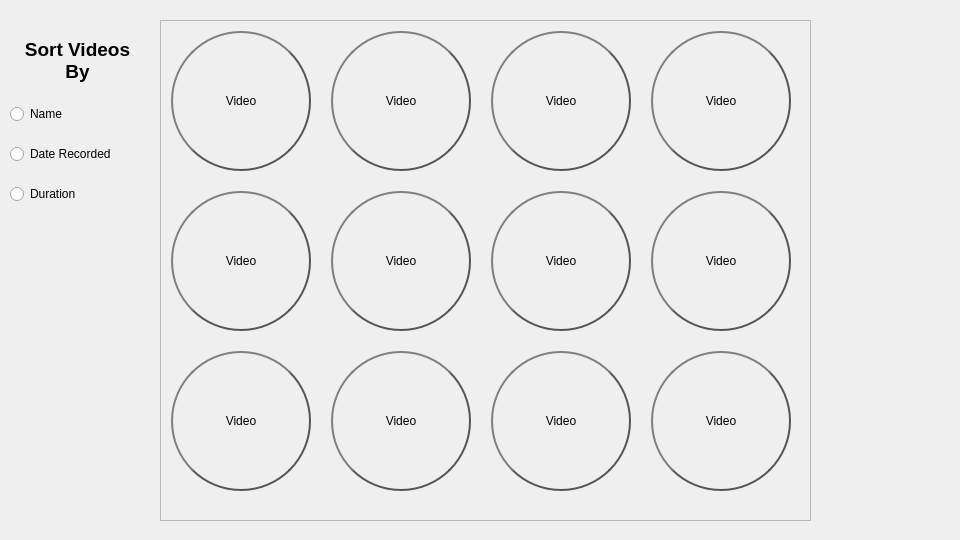
Before: the Qt Designer form InitialForm.ui in Statej/UI-CW3, drawn with Qt 5.
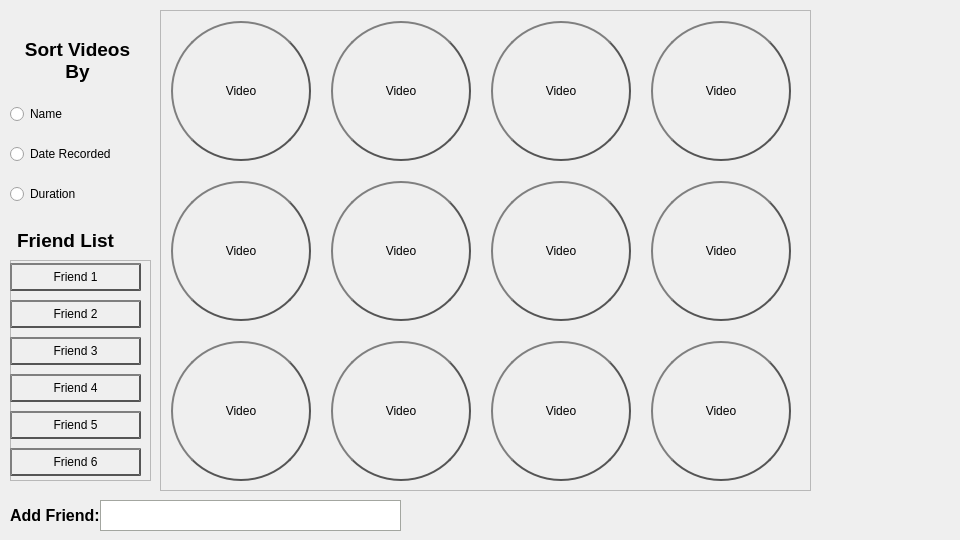
After: the same form once the commit is applied.

Commit message: added friends list to template

```diff
--- a/InitialForm.ui
+++ b/InitialForm.ui
@@ -17,9 +17,9 @@
    <property name="geometry">
     <rect>
      <x>160</x>
-     <y>20</y>
+     <y>10</y>
      <width>651</width>
-     <height>501</height>
+     <height>481</height>
     </rect>
    </property>
    <property name="widgetResizable">
@@ -31,7 +31,7 @@
       <x>0</x>
       <y>0</y>
       <width>649</width>
-      <height>499</height>
+      <height>479</height>
      </rect>
     </property>
     <widget class="QPushButton" name="pushButton_17">
@@ -574,6 +574,742 @@
     </item>
    </layout>
   </widget>
+  <widget class="QLabel" name="label_2">
+   <property name="geometry">
+    <rect>
+     <x>-10</x>
+     <y>220</y>
+     <width>151</width>
+     <height>41</height>
+    </rect>
+   </property>
+   <property name="text">
+    <string>&lt;html&gt;&lt;head/&gt;&lt;body&gt;&lt;p align=&quot;center&quot;&gt;&lt;span style=&quot; font-size:14pt; font-weight:600;&quot;&gt;Friend List&lt;/span&gt;&lt;/p&gt;&lt;/body&gt;&lt;/html&gt;</string>
+   </property>
+  </widget>
+  <widget class="QScrollArea" name="scrollArea_2">
+   <property name="geometry">
+    <rect>
+     <x>10</x>
+     <y>260</y>
+     <width>141</width>
+     <height>221</height>
+    </rect>
+   </property>
+   <property name="widgetResizable">
+    <bool>true</bool>
+   </property>
+   <widget class="QWidget" name="scrollAreaWidgetContents_2">
+    <property name="geometry">
+     <rect>
+      <x>0</x>
+      <y>0</y>
+      <width>139</width>
+      <height>219</height>
+     </rect>
+    </property>
+    <widget class="QLabel" name="label_4">
+     <property name="geometry">
+      <rect>
+       <x>10</x>
+       <y>30</y>
+       <width>63</width>
+       <height>20</height>
+      </rect>
+     </property>
+     <property name="text">
+      <string/>
+     </property>
+    </widget>
+   </widget>
+  </widget>
+  <widget class="QLabel" name="label_3">
+   <property name="geometry">
+    <rect>
+     <x>10</x>
+     <y>505</y>
+     <width>91</width>
+     <height>21</height>
+    </rect>
+   </property>
+   <property name="text">
+    <string>&lt;html&gt;&lt;head/&gt;&lt;body&gt;&lt;p&gt;&lt;span style=&quot; font-size:12pt; font-weight:600;&quot;&gt;Add Friend:&lt;/span&gt;&lt;/p&gt;&lt;/body&gt;&lt;/html&gt;</string>
+   </property>
+  </widget>
+  <widget class="QPlainTextEdit" name="plainTextEdit">
+   <property name="geometry">
+    <rect>
+     <x>100</x>
+     <y>500</y>
+     <width>301</width>
+     <height>31</height>
+    </rect>
+   </property>
+   <property name="palette">
+    <palette>
+     <active>
+      <colorrole role="WindowText">
+       <brush brushstyle="SolidPattern">
+        <color alpha="255">
+         <red>0</red>
+         <green>0</green>
+         <blue>0</blue>
+        </color>
+       </brush>
+      </colorrole>
+      <colorrole role="Button">
+       <brush brushstyle="SolidPattern">
+        <color alpha="255">
+         <red>211</red>
+         <green>215</green>
+         <blue>207</blue>
+        </color>
+       </brush>
+      </colorrole>
+      <colorrole role="Light">
+       <brush brushstyle="SolidPattern">
+        <color alpha="255">
+         <red>255</red>
+         <green>255</green>
+         <blue>255</blue>
+        </color>
+       </brush>
+      </colorrole>
+      <colorrole role="Midlight">
+       <brush brushstyle="SolidPattern">
+        <color alpha="255">
+         <red>233</red>
+         <green>235</green>
+         <blue>231</blue>
+        </color>
+       </brush>
+      </colorrole>
+      <colorrole role="Dark">
+       <brush brushstyle="SolidPattern">
+        <color alpha="255">
+         <red>105</red>
+         <green>107</green>
+         <blue>103</blue>
+        </color>
+       </brush>
+      </colorrole>
+      <colorrole role="Mid">
+       <brush brushstyle="SolidPattern">
+        <color alpha="255">
+         <red>141</red>
+         <green>143</green>
+         <blue>138</blue>
+        </color>
+       </brush>
+      </colorrole>
+      <colorrole role="Text">
+       <brush brushstyle="SolidPattern">
+        <color alpha="255">
+         <red>0</red>
+         <green>0</green>
+         <blue>0</blue>
+        </color>
+       </brush>
+      </colorrole>
+      <colorrole role="BrightText">
+       <brush brushstyle="SolidPattern">
+        <color alpha="255">
+         <red>255</red>
+         <green>255</green>
+         <blue>255</blue>
+        </color>
+       </brush>
+      </colorrole>
+      <colorrole role="ButtonText">
+       <brush brushstyle="SolidPattern">
+        <color alpha="255">
+         <red>0</red>
+         <green>0</green>
+         <blue>0</blue>
+        </color>
+       </brush>
+      </colorrole>
+      <colorrole role="Base">
+       <brush brushstyle="SolidPattern">
+        <color alpha="255">
+         <red>255</red>
+         <green>255</green>
+         <blue>255</blue>
+        </color>
+       </brush>
+      </colorrole>
+      <colorrole role="Window">
+       <brush brushstyle="SolidPattern">
+        <color alpha="255">
+         <red>211</red>
+         <green>215</green>
+         <blue>207</blue>
+        </color>
+       </brush>
+      </colorrole>
+      <colorrole role="Shadow">
+       <brush brushstyle="SolidPattern">
+        <color alpha="255">
+         <red>0</red>
+         <green>0</green>
+         <blue>0</blue>
+        </color>
+       </brush>
+      </colorrole>
+      <colorrole role="AlternateBase">
+       <brush brushstyle="SolidPattern">
+        <color alpha="255">
+         <red>233</red>
+         <green>235</green>
+         <blue>231</blue>
+        </color>
+       </brush>
+      </colorrole>
+      <colorrole role="ToolTipBase">
+       <brush brushstyle="SolidPattern">
+        <color alpha="255">
+         <red>255</red>
+         <green>255</green>
+         <blue>220</blue>
+        </color>
+       </brush>
+      </colorrole>
+      <colorrole role="ToolTipText">
+       <brush brushstyle="SolidPattern">
+        <color alpha="255">
+         <red>0</red>
+         <green>0</green>
+         <blue>0</blue>
+        </color>
+       </brush>
+      </colorrole>
+      <colorrole role="PlaceholderText">
+       <brush brushstyle="SolidPattern">
+        <color alpha="128">
+         <red>0</red>
+         <green>0</green>
+         <blue>0</blue>
+        </color>
+       </brush>
+      </colorrole>
+     </active>
+     <inactive>
+      <colorrole role="WindowText">
+       <brush brushstyle="SolidPattern">
+        <color alpha="255">
+         <red>0</red>
+         <green>0</green>
+         <blue>0</blue>
+        </color>
+       </brush>
+      </colorrole>
+      <colorrole role="Button">
+       <brush brushstyle="SolidPattern">
+        <color alpha="255">
+         <red>211</red>
+         <green>215</green>
+         <blue>207</blue>
+        </color>
+       </brush>
+      </colorrole>
+      <colorrole role="Light">
+       <brush brushstyle="SolidPattern">
+        <color alpha="255">
+         <red>255</red>
+         <green>255</green>
+         <blue>255</blue>
+        </color>
+       </brush>
+      </colorrole>
+      <colorrole role="Midlight">
+       <brush brushstyle="SolidPattern">
+        <color alpha="255">
+         <red>233</red>
+         <green>235</green>
+         <blue>231</blue>
+        </color>
+       </brush>
+      </colorrole>
+      <colorrole role="Dark">
+       <brush brushstyle="SolidPattern">
+        <color alpha="255">
+         <red>105</red>
+         <green>107</green>
+         <blue>103</blue>
+        </color>
+       </brush>
+      </colorrole>
+      <colorrole role="Mid">
+       <brush brushstyle="SolidPattern">
+        <color alpha="255">
+         <red>141</red>
+         <green>143</green>
+         <blue>138</blue>
+        </color>
+       </brush>
+      </colorrole>
+      <colorrole role="Text">
+       <brush brushstyle="SolidPattern">
+        <color alpha="255">
+         <red>0</red>
+         <green>0</green>
+         <blue>0</blue>
+        </color>
+       </brush>
+      </colorrole>
+      <colorrole role="BrightText">
+       <brush brushstyle="SolidPattern">
+        <color alpha="255">
+         <red>255</red>
+         <green>255</green>
+         <blue>255</blue>
+        </color>
+       </brush>
+      </colorrole>
+      <colorrole role="ButtonText">
+       <brush brushstyle="SolidPattern">
+        <color alpha="255">
+         <red>0</red>
+         <green>0</green>
+         <blue>0</blue>
+        </color>
+       </brush>
+      </colorrole>
+      <colorrole role="Base">
+       <brush brushstyle="SolidPattern">
+        <color alpha="255">
+         <red>255</red>
+         <green>255</green>
+         <blue>255</blue>
+        </color>
+       </brush>
+      </colorrole>
+      <colorrole role="Window">
+       <brush brushstyle="SolidPattern">
+        <color alpha="255">
+         <red>211</red>
+         <green>215</green>
+         <blue>207</blue>
+        </color>
+       </brush>
+      </colorrole>
+      <colorrole role="Shadow">
+       <brush brushstyle="SolidPattern">
+        <color alpha="255">
+         <red>0</red>
+         <green>0</green>
+         <blue>0</blue>
+        </color>
+       </brush>
+      </colorrole>
+      <colorrole role="AlternateBase">
+       <brush brushstyle="SolidPattern">
+        <color alpha="255">
+         <red>233</red>
+         <green>235</green>
+         <blue>231</blue>
+        </color>
+       </brush>
+      </colorrole>
+      <colorrole role="ToolTipBase">
+       <brush brushstyle="SolidPattern">
+        <color alpha="255">
+         <red>255</red>
+         <green>255</green>
+         <blue>220</blue>
+        </color>
+       </brush>
+      </colorrole>
+      <colorrole role="ToolTipText">
+       <brush brushstyle="SolidPattern">
+        <color alpha="255">
+         <red>0</red>
+         <green>0</green>
+         <blue>0</blue>
+        </color>
+       </brush>
+      </colorrole>
+      <colorrole role="PlaceholderText">
+       <brush brushstyle="SolidPattern">
+        <color alpha="128">
+         <red>0</red>
+         <green>0</green>
+         <blue>0</blue>
+        </color>
+       </brush>
+      </colorrole>
+     </inactive>
+     <disabled>
+      <colorrole role="WindowText">
+       <brush brushstyle="SolidPattern">
+        <color alpha="255">
+         <red>105</red>
+         <green>107</green>
+         <blue>103</blue>
+        </color>
+       </brush>
+      </colorrole>
+      <colorrole role="Button">
+       <brush brushstyle="SolidPattern">
+        <color alpha="255">
+         <red>211</red>
+         <green>215</green>
+         <blue>207</blue>
+        </color>
+       </brush>
+      </colorrole>
+      <colorrole role="Light">
+       <brush brushstyle="SolidPattern">
+        <color alpha="255">
+         <red>255</red>
+         <green>255</green>
+         <blue>255</blue>
+        </color>
+       </brush>
+      </colorrole>
+      <colorrole role="Midlight">
+       <brush brushstyle="SolidPattern">
+        <color alpha="255">
+         <red>233</red>
+         <green>235</green>
+         <blue>231</blue>
+        </color>
+       </brush>
+      </colorrole>
+      <colorrole role="Dark">
+       <brush brushstyle="SolidPattern">
+        <color alpha="255">
+         <red>105</red>
+         <green>107</green>
+         <blue>103</blue>
+        </color>
+       </brush>
+      </colorrole>
+      <colorrole role="Mid">
+       <brush brushstyle="SolidPattern">
+        <color alpha="255">
+         <red>141</red>
+         <green>143</green>
+         <blue>138</blue>
+        </color>
+       </brush>
+      </colorrole>
+      <colorrole role="Text">
+       <brush brushstyle="SolidPattern">
+        <color alpha="255">
+         <red>105</red>
+         <green>107</green>
+         <blue>103</blue>
+        </color>
+       </brush>
+      </colorrole>
+      <colorrole role="BrightText">
+       <brush brushstyle="SolidPattern">
+        <color alpha="255">
+         <red>255</red>
+         <green>255</green>
+         <blue>255</blue>
+        </color>
+       </brush>
+      </colorrole>
+      <colorrole role="ButtonText">
+       <brush brushstyle="SolidPattern">
+        <color alpha="255">
+         <red>105</red>
+         <green>107</green>
+         <blue>103</blue>
+        </color>
+       </brush>
+      </colorrole>
+      <colorrole role="Base">
+       <brush brushstyle="SolidPattern">
+        <color alpha="255">
+         <red>211</red>
+         <green>215</green>
+         <blue>207</blue>
+        </color>
+       </brush>
+      </colorrole>
+      <colorrole role="Window">
+       <brush brushstyle="SolidPattern">
+        <color alpha="255">
+         <red>211</red>
+         <green>215</green>
+         <blue>207</blue>
+        </color>
+       </brush>
+      </colorrole>
+      <colorrole role="Shadow">
+       <brush brushstyle="SolidPattern">
+        <color alpha="255">
+         <red>0</red>
+         <green>0</green>
+         <blue>0</blue>
+        </color>
+       </brush>
+      </colorrole>
+      <colorrole role="AlternateBase">
+       <brush brushstyle="SolidPattern">
+        <color alpha="255">
+         <red>211</red>
+         <green>215</green>
+         <blue>207</blue>
+        </color>
+       </brush>
+      </colorrole>
+      <colorrole role="ToolTipBase">
+       <brush brushstyle="SolidPattern">
+        <color alpha="255">
+         <red>255</red>
+         <green>255</green>
+         <blue>220</blue>
+        </color>
+       </brush>
+      </colorrole>
+      <colorrole role="ToolTipText">
+       <brush brushstyle="SolidPattern">
+        <color alpha="255">
+         <red>0</red>
+         <green>0</green>
+         <blue>0</blue>
+        </color>
+       </brush>
+      </colorrole>
+      <colorrole role="PlaceholderText">
+       <brush brushstyle="SolidPattern">
+        <color alpha="128">
+         <red>0</red>
+         <green>0</green>
+         <blue>0</blue>
+        </color>
+       </brush>
+      </colorrole>
+     </disabled>
+    </palette>
+   </property>
+  </widget>
+  <widget class="QWidget" name="verticalLayoutWidget_2">
+   <property name="geometry">
+    <rect>
+     <x>10</x>
+     <y>260</y>
+     <width>131</width>
+     <height>221</height>
+    </rect>
+   </property>
+   <layout class="QVBoxLayout" name="verticalLayout">
+    <item>
+     <widget class="QPushButton" name="pushButton">
+      <property name="styleSheet">
+       <string notr="true">QPushButton {
+    border: 2px solid #555;
+    border-radius: 70px;
+    border-style: outset;
+    background: qradialgradient(
+        cx: 0.3, cy: -0.4, fx: 0.3, fy: -0.4,
+        radius: 1.35, stop: 0 #fff, stop: 1 #888
+        );
+    padding: 5px;
+    }
+
+QPushButton:hover {
+    background: qradialgradient(
+        cx: 0.3, cy: -0.4, fx: 0.3, fy: -0.4,
+        radius: 1.35, stop: 0 #fff, stop: 1 #bbb
+        );
+    }
+
+QPushButton:pressed {
+    border-style: inset;
+    background: qradialgradient(
+        cx: 0.4, cy: -0.1, fx: 0.4, fy: -0.1,
+        radius: 1.35, stop: 0 #fff, stop: 1 #ddd
+        );
+    }
+</string>
+      </property>
+      <property name="text">
+       <string>Friend 1</string>
+      </property>
+     </widget>
+    </item>
+    <item>
+     <widget class="QPushButton" name="pushButton_2">
+      <property name="styleSheet">
+       <string notr="true">QPushButton {
+    border: 2px solid #555;
+    border-radius: 70px;
+    border-style: outset;
+    background: qradialgradient(
+        cx: 0.3, cy: -0.4, fx: 0.3, fy: -0.4,
+        radius: 1.35, stop: 0 #fff, stop: 1 #888
+        );
+    padding: 5px;
+    }
+
+QPushButton:hover {
+    background: qradialgradient(
+        cx: 0.3, cy: -0.4, fx: 0.3, fy: -0.4,
+        radius: 1.35, stop: 0 #fff, stop: 1 #bbb
+        );
+    }
+
+QPushButton:pressed {
+    border-style: inset;
+    background: qradialgradient(
+        cx: 0.4, cy: -0.1, fx: 0.4, fy: -0.1,
+        radius: 1.35, stop: 0 #fff, stop: 1 #ddd
+        );
+    }
+</string>
+      </property>
+      <property name="text">
+       <string>Friend 2</string>
+      </property>
+     </widget>
+    </item>
+    <item>
+     <widget class="QPushButton" name="pushButton_3">
+      <property name="styleSheet">
+       <string notr="true">QPushButton {
+    border: 2px solid #555;
+    border-radius: 70px;
+    border-style: outset;
+    background: qradialgradient(
+        cx: 0.3, cy: -0.4, fx: 0.3, fy: -0.4,
+        radius: 1.35, stop: 0 #fff, stop: 1 #888
+        );
+    padding: 5px;
+    }
+
+QPushButton:hover {
+    background: qradialgradient(
+        cx: 0.3, cy: -0.4, fx: 0.3, fy: -0.4,
+        radius: 1.35, stop: 0 #fff, stop: 1 #bbb
+        );
+    }
+
+QPushButton:pressed {
+    border-style: inset;
+    background: qradialgradient(
+        cx: 0.4, cy: -0.1, fx: 0.4, fy: -0.1,
+        radius: 1.35, stop: 0 #fff, stop: 1 #ddd
+        );
+    }
+</string>
+      </property>
+      <property name="text">
+       <string>Friend 3</string>
+      </property>
+     </widget>
+    </item>
+    <item>
+     <widget class="QPushButton" name="pushButton_4">
+      <property name="styleSheet">
+       <string notr="true">QPushButton {
+    border: 2px solid #555;
+    border-radius: 70px;
+    border-style: outset;
+    background: qradialgradient(
+        cx: 0.3, cy: -0.4, fx: 0.3, fy: -0.4,
+        radius: 1.35, stop: 0 #fff, stop: 1 #888
+        );
+    padding: 5px;
+    }
+
+QPushButton:hover {
+    background: qradialgradient(
+        cx: 0.3, cy: -0.4, fx: 0.3, fy: -0.4,
+        radius: 1.35, stop: 0 #fff, stop: 1 #bbb
+        );
+    }
+
+QPushButton:pressed {
+    border-style: inset;
+    background: qradialgradient(
+        cx: 0.4, cy: -0.1, fx: 0.4, fy: -0.1,
+        radius: 1.35, stop: 0 #fff, stop: 1 #ddd
+        );
+    }
+</string>
+      </property>
+      <property name="text">
+       <string>Friend 4</string>
+      </property>
+     </widget>
+    </item>
+    <item>
+     <widget class="QPushButton" name="pushButton_5">
+      <property name="styleSheet">
+       <string notr="true">QPushButton {
+    border: 2px solid #555;
+    border-radius: 70px;
+    border-style: outset;
+    background: qradialgradient(
+        cx: 0.3, cy: -0.4, fx: 0.3, fy: -0.4,
+        radius: 1.35, stop: 0 #fff, stop: 1 #888
+        );
+    padding: 5px;
+    }
+
+QPushButton:hover {
+    background: qradialgradient(
+        cx: 0.3, cy: -0.4, fx: 0.3, fy: -0.4,
+        radius: 1.35, stop: 0 #fff, stop: 1 #bbb
+        );
+    }
+
+QPushButton:pressed {
+    border-style: inset;
+    background: qradialgradient(
+        cx: 0.4, cy: -0.1, fx: 0.4, fy: -0.1,
+        radius: 1.35, stop: 0 #fff, stop: 1 #ddd
+        );
+    }
+</string>
+      </property>
+      <property name="text">
+       <string>Friend 5</string>
+      </property>
+     </widget>
+    </item>
+    <item>
+     <widget class="QPushButton" name="pushButton_6">
+      <property name="styleSheet">
+       <string notr="true">QPushButton {
+    border: 2px solid #555;
+    border-radius: 70px;
+    border-style: outset;
+    background: qradialgradient(
+        cx: 0.3, cy: -0.4, fx: 0.3, fy: -0.4,
+        radius: 1.35, stop: 0 #fff, stop: 1 #888
+        );
+    padding: 5px;
+    }
+
+QPushButton:hover {
+    background: qradialgradient(
+        cx: 0.3, cy: -0.4, fx: 0.3, fy: -0.4,
+        radius: 1.35, stop: 0 #fff, stop: 1 #bbb
+        );
+    }
+
+QPushButton:pressed {
+    border-style: inset;
+    background: qradialgradient(
+        cx: 0.4, cy: -0.1, fx: 0.4, fy: -0.1,
+        radius: 1.35, stop: 0 #fff, stop: 1 #ddd
+        );
+    }
+</string>
+      </property>
+      <property name="text">
+       <string>Friend 6</string>
+      </property>
+     </widget>
+    </item>
+   </layout>
+  </widget>
  </widget>
  <resources/>
  <connections/>
```
The commit also changes 2 other files.
